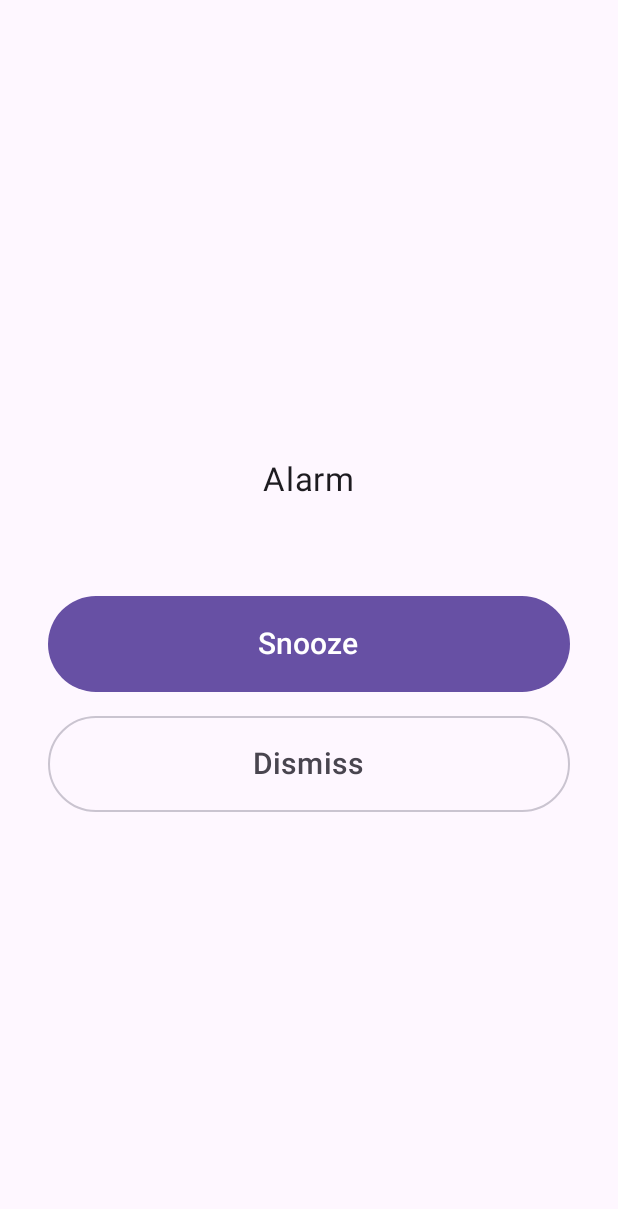
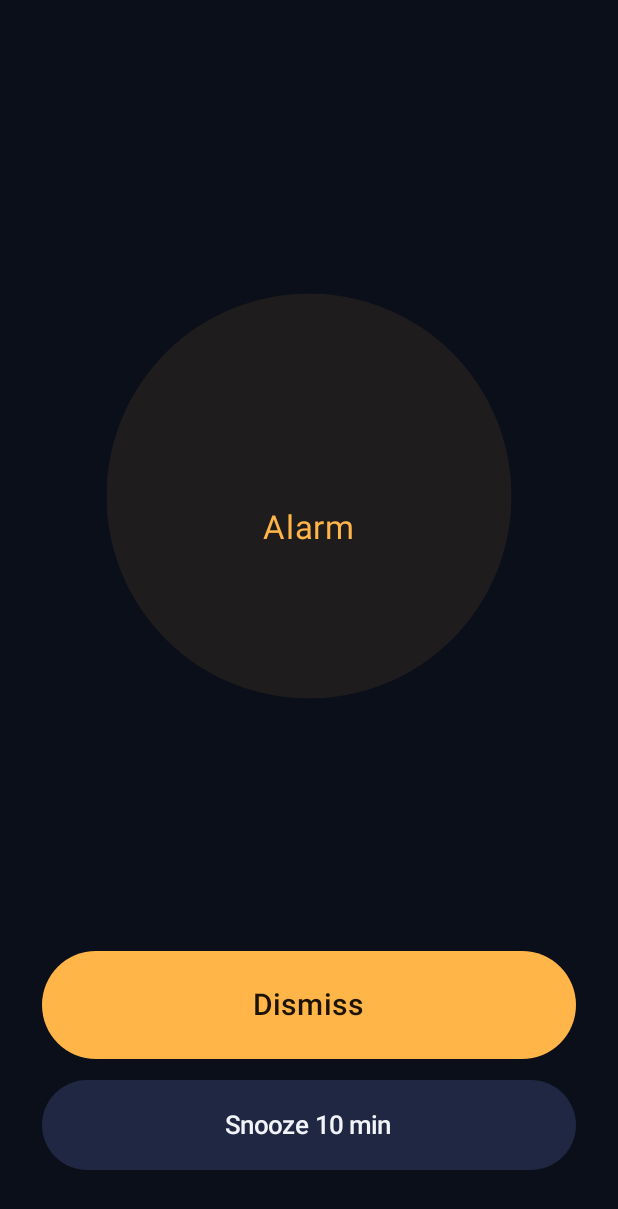
Before and after one commit to serenetechmind/alarm-app, an Android app built with Jetpack Compose: the RingActivity screen opened directly, with no data from a screen before it, on a phone screen of 412 x 824 dp. Shown: the top 1209 px of the screen. Run offline under Robolectric (Android 15) with nearby library versions, the phone set to English and light mode, and no system bars; network calls fail.

Commit message:
Redesign UI and fix lock-screen alarm display (v0.3.0)
Night/amber theme, wheel time picker, setup checklist, lock-screen visibility, exact-alarm permissions

```diff
--- a/app/build.gradle.kts
+++ b/app/build.gradle.kts
@@ -17,8 +17,8 @@ android {
         applicationId = "com.example.alarmapp"
         minSdk = 26
         targetSdk = 35
-        versionCode = 1
-        versionName = "0.2.0"
+        versionCode = 3
+        versionName = "0.3.0"
         // 10.0.2.2 reaches your computer from the emulator. On a real phone, change it
         // in the app (Connected apps screen) to your computer's Wi-Fi IP.
         buildConfigField("String", "API_BASE_URL", "\"http://10.0.2.2:8000\"")
--- a/app/src/main/AndroidManifest.xml
+++ b/app/src/main/AndroidManifest.xml
@@ -1,9 +1,10 @@
 <?xml version="1.0" encoding="utf-8"?>
 <manifest xmlns:android="http://schemas.android.com/apk/res/android">
 
+    <uses-permission android:name="android.permission.INTERNET" />
     <uses-permission android:name="android.permission.USE_EXACT_ALARM" />
     <uses-permission android:name="android.permission.SCHEDULE_EXACT_ALARM" android:maxSdkVersion="32" />
-    <uses-permission android:name="android.permission.INTERNET" />
+    <uses-permission android:name="android.permission.REQUEST_IGNORE_BATTERY_OPTIMIZATIONS" />
     <uses-permission android:name="android.permission.POST_NOTIFICATIONS" />
     <uses-permission android:name="android.permission.USE_FULL_SCREEN_INTENT" />
     <uses-permission android:name="android.permission.FOREGROUND_SERVICE" />
@@ -16,7 +17,7 @@
         android:allowBackup="true"
         android:usesCleartextTraffic="true"
         android:label="AlarmApp"
-        android:theme="@android:style/Theme.DeviceDefault.NoActionBar">
+        android:theme="@style/Theme.AlarmApp">
 
         <activity
             android:name=".MainActivity"
--- a/app/src/main/java/com/example/alarmapp/ConnectedApps.kt
+++ b/app/src/main/java/com/example/alarmapp/ConnectedApps.kt
@@ -53,6 +53,7 @@ fun ConnectedAppsScreen(modifier: Modifier = Modifier) {
             fontSize = 44.sp,
             fontWeight = FontWeight.Medium,
             letterSpacing = 4.sp,
+            color = MaterialTheme.colorScheme.primary,
         )
         Text("Enter this code in the app you want to connect to your alarms.")
 
--- a/app/src/main/java/com/example/alarmapp/RingActivity.kt
+++ b/app/src/main/java/com/example/alarmapp/RingActivity.kt
@@ -4,13 +4,32 @@ import android.content.BroadcastReceiver
 import android.content.Context
 import android.content.Intent
 import android.content.IntentFilter
+import android.graphics.Color
 import android.os.Bundle
 import androidx.activity.ComponentActivity
+import androidx.activity.SystemBarStyle
 import androidx.activity.compose.setContent
+import androidx.activity.enableEdgeToEdge
+import androidx.compose.animation.core.FastOutSlowInEasing
+import androidx.compose.animation.core.RepeatMode
+import androidx.compose.animation.core.infiniteRepeatable
+import androidx.compose.animation.core.rememberInfiniteTransition
+import androidx.compose.animation.core.tween
+import androidx.compose.animation.core.animateFloat
+import androidx.compose.foundation.background
 import androidx.compose.foundation.layout.*
-import androidx.compose.material3.*
+import androidx.compose.foundation.shape.CircleShape
+import androidx.compose.foundation.shape.RoundedCornerShape
+import androidx.compose.material3.Button
+import androidx.compose.material3.ButtonDefaults
+import androidx.compose.material3.Text
+import androidx.compose.runtime.Composable
+import androidx.compose.runtime.getValue
 import androidx.compose.ui.Alignment
 import androidx.compose.ui.Modifier
+import androidx.compose.ui.draw.clip
+import androidx.compose.ui.draw.scale
+import androidx.compose.ui.text.font.FontWeight
 import androidx.compose.ui.unit.dp
 import androidx.compose.ui.unit.sp
 import androidx.core.content.ContextCompat
@@ -25,6 +44,10 @@ class RingActivity : ComponentActivity() {
 
     override fun onCreate(savedInstanceState: Bundle?) {
         super.onCreate(savedInstanceState)
+        enableEdgeToEdge(
+            statusBarStyle = SystemBarStyle.dark(Color.TRANSPARENT),
+            navigationBarStyle = SystemBarStyle.dark(Color.TRANSPARENT),
+        )
         alarmId = intent.getIntExtra(AlarmScheduler.EXTRA_ALARM_ID, -1)
         val alarm = AlarmRepository(this).get(alarmId)
 
@@ -34,25 +57,12 @@ class RingActivity : ComponentActivity() {
         )
 
         setContent {
-            MaterialTheme {
-                Surface(Modifier.fillMaxSize()) {
-                    Column(
-                        Modifier.fillMaxSize().padding(32.dp),
-                        horizontalAlignment = Alignment.CenterHorizontally,
-                        verticalArrangement = Arrangement.Center,
-                    ) {
-                        Text(alarm?.timeLabel() ?: "", fontSize = 56.sp)
-                        Text(alarm?.label?.ifBlank { "Alarm" } ?: "Alarm", fontSize = 22.sp)
-                        Spacer(Modifier.height(64.dp))
-                        Button(onClick = { send(AlarmService.ACTION_SNOOZE) }, Modifier.fillMaxWidth().height(64.dp)) {
-                            Text("Snooze", fontSize = 20.sp)
-                        }
-                        Spacer(Modifier.height(16.dp))
-                        OutlinedButton(onClick = { send(AlarmService.ACTION_DISMISS) }, Modifier.fillMaxWidth().height(64.dp)) {
-                            Text("Dismiss", fontSize = 20.sp)
-                        }
-                    }
-                }
+            AlarmTheme {
+                RingScreen(
+                    alarm = alarm,
+                    onSnooze = { send(AlarmService.ACTION_SNOOZE) },
+                    onDismiss = { send(AlarmService.ACTION_DISMISS) },
+                )
             }
         }
     }
@@ -71,3 +81,52 @@ class RingActivity : ComponentActivity() {
         super.onDestroy()
     }
 }
+
+@Composable
+private fun RingScreen(alarm: Alarm?, onSnooze: () -> Unit, onDismiss: () -> Unit) {
+    val pulse = rememberInfiniteTransition(label = "pulse")
+    val scale by pulse.animateFloat(
+        initialValue = 0.9f,
+        targetValue = 1.12f,
+        animationSpec = infiniteRepeatable(tween(1300, easing = FastOutSlowInEasing), RepeatMode.Reverse),
+        label = "scale",
+    )
+    val glow by pulse.animateFloat(
+        initialValue = 0.08f,
+        targetValue = 0.22f,
+        animationSpec = infiniteRepeatable(tween(1300, easing = FastOutSlowInEasing), RepeatMode.Reverse),
+        label = "glow",
+    )
+
+    Column(
+        Modifier.fillMaxSize().background(Night).systemBarsPadding().padding(28.dp),
+        horizontalAlignment = Alignment.CenterHorizontally,
+    ) {
+        Spacer(Modifier.weight(1f))
+        Box(contentAlignment = Alignment.Center) {
+            Box(Modifier.size(300.dp).scale(scale).clip(CircleShape).background(Amber.copy(alpha = glow)))
+            Column(horizontalAlignment = Alignment.CenterHorizontally) {
+                Row(verticalAlignment = Alignment.Bottom) {
+                    Text(alarm?.hm() ?: "", fontSize = 76.sp, fontWeight = FontWeight.Light, color = TextHigh)
+                    Text(" " + (alarm?.ampm() ?: ""), fontSize = 24.sp, color = TextDim, modifier = Modifier.padding(bottom = 14.dp))
+                }
+                Text(alarm?.label?.ifBlank { "Alarm" } ?: "Alarm", fontSize = 22.sp, color = Amber)
+            }
+        }
+        Spacer(Modifier.weight(1f))
+        Button(
+            onClick = onDismiss,
+            modifier = Modifier.fillMaxWidth().height(72.dp),
+            shape = RoundedCornerShape(36.dp),
+            colors = ButtonDefaults.buttonColors(containerColor = Amber, contentColor = OnAmber),
+        ) { Text("Dismiss", fontSize = 20.sp, fontWeight = FontWeight.Medium) }
+        Spacer(Modifier.height(14.dp))
+        Button(
+            onClick = onSnooze,
+            modifier = Modifier.fillMaxWidth().height(60.dp),
+            shape = RoundedCornerShape(30.dp),
+            colors = ButtonDefaults.buttonColors(containerColor = NightHigh, contentColor = TextHigh),
+        ) { Text("Snooze ${alarm?.snoozeMinutes ?: 10} min", fontSize = 17.sp) }
+        Spacer(Modifier.height(16.dp))
+    }
+}
--- /dev/null
+++ b/app/src/main/java/com/example/alarmapp/Theme.kt
@@ -0,0 +1,42 @@
+package com.example.alarmapp
+
+import androidx.compose.material3.MaterialTheme
+import androidx.compose.material3.darkColorScheme
+import androidx.compose.runtime.Composable
+import androidx.compose.ui.graphics.Color
+
+val Night = Color(0xFF0B0F1A)
+val NightRaised = Color(0xFF141A2B)
+val NightHigh = Color(0xFF1F2742)
+val Amber = Color(0xFFFFB547)
+val AmberDeep = Color(0xFF3A2708)
+val OnAmber = Color(0xFF1C1200)
+val TextHigh = Color(0xFFF2F4FA)
+val TextDim = Color(0xFF9BA6C4)
+
+private val NightScheme = darkColorScheme(
+    primary = Amber,
+    onPrimary = OnAmber,
+    primaryContainer = AmberDeep,
+    onPrimaryContainer = Amber,
+    secondary = Color(0xFF8FA6FF),
+    onSecondary = Night,
+    background = Night,
+    onBackground = TextHigh,
+    surface = Night,
+    onSurface = TextHigh,
+    surfaceVariant = NightRaised,
+    onSurfaceVariant = TextDim,
+    surfaceContainer = NightRaised,
+    surfaceContainerHigh = NightHigh,
+    surfaceContainerHighest = NightHigh,
+    outline = Color(0xFF3A4466),
+    outlineVariant = Color(0xFF262E4A),
+    error = Color(0xFFFF6B6B),
+)
+
+/** Night-sky look: near-black navy surfaces with a warm amber accent, like a sunrise. */
+@Composable
+fun AlarmTheme(content: @Composable () -> Unit) {
+    MaterialTheme(colorScheme = NightScheme, content = content)
+}
--- /dev/null
+++ b/app/src/main/res/values/colors.xml
@@ -0,0 +1,4 @@
+<?xml version="1.0" encoding="utf-8"?>
+<resources>
+    <color name="night">#0B0F1A</color>
+</resources>
--- /dev/null
+++ b/app/src/main/res/values/themes.xml
@@ -0,0 +1,8 @@
+<?xml version="1.0" encoding="utf-8"?>
+<resources>
+    <style name="Theme.AlarmApp" parent="@android:style/Theme.DeviceDefault.NoActionBar">
+        <item name="android:windowBackground">@color/night</item>
+        <item name="android:statusBarColor">@android:color/transparent</item>
+        <item name="android:navigationBarColor">@android:color/transparent</item>
+    </style>
+</resources>
```
Also changed, not shown: app/src/main/java/com/example/alarmapp/AlarmService.kt (+6 -3 lines), app/src/main/java/com/example/alarmapp/AlarmUi.kt (+289 -92 lines), app/src/main/java/com/example/alarmapp/Format.kt (added, +19 -0 lines), app/src/main/java/com/example/alarmapp/MainActivity.kt (+8 -9 lines), app/src/main/java/com/example/alarmapp/SetupChecks.kt (added, +60 -0 lines), app/src/main/java/com/example/alarmapp/WheelPicker.kt (added, +73 -0 lines), gradle/wrapper/gradle-wrapper.properties.
